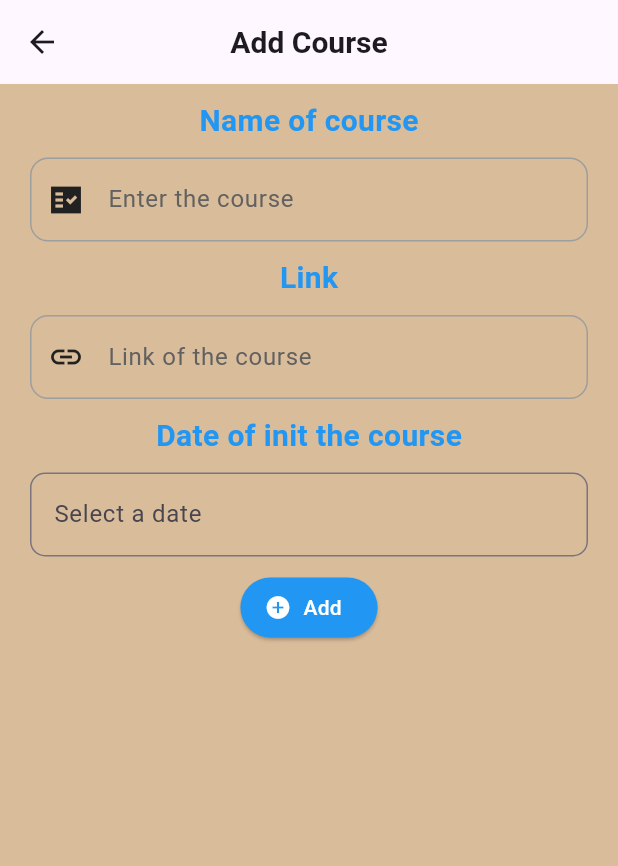
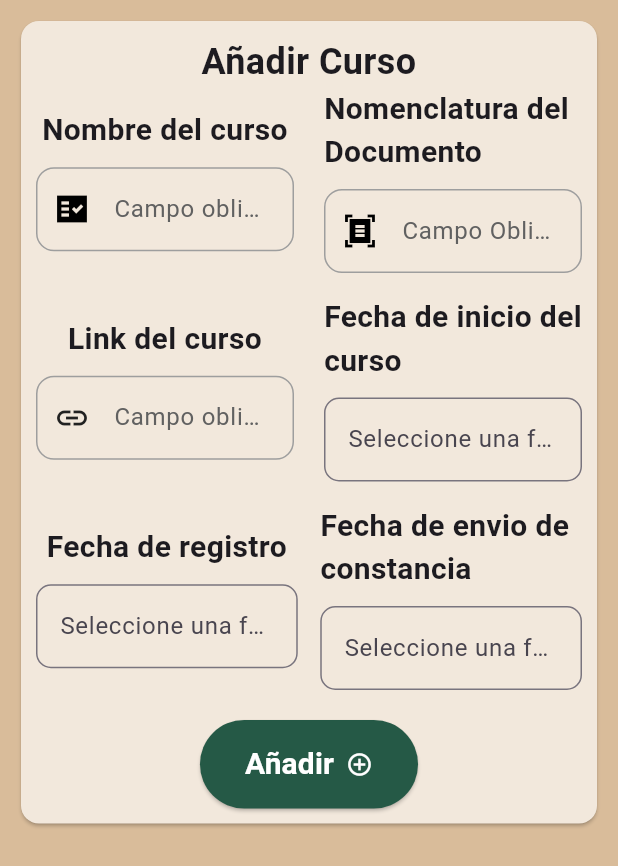
Before and after one commit to F-AntonioRC/AppFirebaseFlutterDemo, a Flutter app: the Courses widget shown alone on an empty page, opened directly, on a phone screen of 412 x 824 dp. Shown: the top 866 px of the screen. Run offline on Flutter 3.47's test engine with Material 3 defaults, Android fonts, the light colour scheme and no system bars; our stand-ins replace bloc, cloud_firestore, equatable, firebase_auth, firebase_core, flutter_bloc and 1 more; missing offline and left inert: passwordfield; accounts and stored records are empty.

Commit message:
changes of UI - add local dropdwon

```diff
--- a/lib/bloc/drawer_state.dart
+++ b/lib/bloc/drawer_state.dart
@@ -2,6 +2,7 @@ import 'package:equatable/equatable.dart';
 
 enum NavItem {
   homeView,
+  employeeView,
   courseView,
   emailView,
   documentView
--- a/lib/components/custom_snackbar.dart
+++ b/lib/components/custom_snackbar.dart
@@ -2,9 +2,9 @@ import 'package:flutter/material.dart';
 
 void showCustomSnackBar(BuildContext context, String message) {
   final snackBar = SnackBar(
-    content: Text(message, style: const TextStyle(color: Colors.white, fontWeight: FontWeight.bold),),
+    content: Text(message, style: const TextStyle(fontSize: 20, color: Colors.white, fontWeight: FontWeight.bold),),
     duration: const Duration(milliseconds: 2000),
-    width: 350,
+    width: 700,
     backgroundColor: Colors.grey[800],
     padding: const EdgeInsets.symmetric(horizontal: 8.0),
     behavior: SnackBarBehavior.floating,
--- a/lib/components/date_textflied.dart
+++ b/lib/components/date_textflied.dart
@@ -32,7 +32,7 @@ class _DateTextFieldState extends State<DateTextField> {
     return TextField(
       controller: widget.controller,  // Usa el controlador pasado
       decoration: InputDecoration(
-        hintText: 'Select a date',
+        hintText: 'Seleccione una fecha',
         border: OutlineInputBorder(
           borderRadius: BorderRadius.circular(10.0),
         ),
--- a/lib/pages/courses.dart
+++ b/lib/pages/courses.dart
@@ -2,7 +2,9 @@ import 'package:flutter/material.dart';
 import 'package:random_string/random_string.dart';
 import 'package:testwithfirebase/components/custom_snackbar.dart';
 import 'package:testwithfirebase/components/date_textflied.dart';
+import 'package:testwithfirebase/components/my_button.dart';
 import 'package:testwithfirebase/components/my_textfileld.dart';
+import 'package:testwithfirebase/dataConst/constand.dart';
 import 'package:testwithfirebase/service/database_courses.dart';
 
 class Courses extends StatefulWidget {
@@ -14,83 +16,159 @@ class Courses extends StatefulWidget {
 
 class _CoursesState extends State<Courses> {
   TextEditingController nameCourseController = new TextEditingController();
+  TextEditingController nomenclaturaController = new TextEditingController();
   TextEditingController linkCourseController = new TextEditingController();
   TextEditingController dateController = new TextEditingController();
+  TextEditingController registroController = new TextEditingController();
+  TextEditingController envioConstanciaController = new TextEditingController();
 
   @override
   Widget build(BuildContext context) {
-    return Expanded(
-        child: Scaffold(
-      appBar: AppBar(
-        centerTitle: true,
-        title: const Text(
-          "Add Course",
-          style: TextStyle(fontSize: 20.0, fontWeight: FontWeight.bold),
-        ),
-      ),
-      body: Container(
-        margin: const EdgeInsets.only(left: 20.0, top: 10.0, right: 20.0),
+    return Container(
+        margin: const EdgeInsets.all(10.0),
+        child: Card(
+          color: ligth,
+          child: Padding(
+            padding: const EdgeInsets.all(10.0),
+            child: SingleChildScrollView(
               child: Column(
                 children: [
+                  const Text("Añadir Curso", style: TextStyle(fontSize: 24, fontWeight: FontWeight.bold), textAlign: TextAlign.center,),
+                  Row(
+                    children: [
+                      Expanded(child: Column(
+                        children: [
                           const Text(
-              "Name of course",
-              textAlign: TextAlign.start,
+                            "Nombre del curso",
+                            textAlign: TextAlign.center,
                             style: TextStyle(
-                  color: Colors.blue,
-                  fontSize: 20.0,
-                  fontWeight: FontWeight.bold),
+                                fontSize: 20.0, fontWeight: FontWeight.bold),
                           ),
                           const SizedBox(height: 10.0),
                           MyTextfileld(
-                hindText: "Enter the course",
-                icon: const Icon(Icons.fact_check_sharp),
+                              hindText: "Campo obligatorio*",
+                              icon: const Icon(
+                                Icons.fact_check_sharp,
+                                color: Colors.black,
+                              ),
                               controller: nameCourseController,
                               obsecureText: false,
                               keyboardType: TextInputType.text),
-            const SizedBox(height: 10.0),
-            const Text("Link",  textAlign: TextAlign.start,
+                        ],
+                      )),
+                      const SizedBox(width: 20.0),
+                      Expanded(child: Column(
+                        children: [
+                          const Text(
+                            "Nomenclatura del Documento",
+                            textAlign: TextAlign.start,
                             style: TextStyle(
-                  color: Colors.blue,
-                  fontSize: 20.0,
-                  fontWeight: FontWeight.bold),),
+                                fontSize: 20.0, fontWeight: FontWeight.bold),
+                          ),
                           const SizedBox(height: 10.0),
                           MyTextfileld(
-                hindText: "Link of the course",
+                              hindText: "Campo Obligatorio*",
+                              icon: const Icon(Icons.document_scanner_sharp,
+                                  color: Colors.black),
+                              controller: nomenclaturaController,
+                              obsecureText: false,
+                              keyboardType: TextInputType.text)
+                        ],
+                      )),
+                    ],
+                  ),
+                  const SizedBox(height: 15.0),
+                  Row(
+                    children: [
+                      Expanded(child: Column(
+                        children: [
+                          const Text(
+                            "Link del curso",
+                            textAlign: TextAlign.center,
+                            style: TextStyle(
+                                fontSize: 20.0, fontWeight: FontWeight.bold),
+                          ),
+                          const SizedBox(height: 10.0),
+                          MyTextfileld(
+                              hindText: "Campo obligatorio*",
                               icon: const Icon(Icons.link),
                               controller: linkCourseController,
                               obsecureText: false,
                               keyboardType: TextInputType.url),
-            const SizedBox(height: 10.0),
-            const Text("Date of init the course",  textAlign: TextAlign.start,
+                        ],
+                      )),
+                      const SizedBox(width: 20.0),
+                      Expanded(child: Column(
+                        children: [
+                          const Text(
+                            "Fecha de inicio del curso",
+                            textAlign: TextAlign.start,
                             style: TextStyle(
-                  color: Colors.blue,
-                  fontSize: 20.0,
-                  fontWeight: FontWeight.bold),),
+                                fontSize: 20.0, fontWeight: FontWeight.bold),
+                          ),
                           const SizedBox(height: 10.0),
                           DateTextField(controller: dateController),
+                        ],
+                      )),
+                    ],
+                  ),
+                  const SizedBox(height: 15.0),
+                  Row(
+                    children: [
+                      Expanded(child: Column(
+                        children: [
+                          const Text(
+                            "Fecha de registro",
+                            textAlign: TextAlign.center,
+                            style: TextStyle(
+                                fontSize: 20.0, fontWeight: FontWeight.bold),
+                          ),
                           const SizedBox(height: 10.0),
+                          DateTextField(controller: registroController)
+                        ],
+                      )),
+                      const SizedBox(width: 15.0),
+                      Expanded(child: Column(
+                        children: [
+                          const Text(
+                            "Fecha de envio de constancia",
+                            textAlign: TextAlign.start,
+                            style: TextStyle(
+                                fontSize: 20.0, fontWeight: FontWeight.bold),
+                          ),
+                          const SizedBox(height: 10.0),
+                          DateTextField(controller: envioConstanciaController),
+                        ],
+                      ),)
+                    ],
+                  ),
+                  const SizedBox(height: 20.0),
                   Center(
-              child: ElevatedButton.icon(
-                style: ElevatedButton.styleFrom(backgroundColor: Colors.blue),
-                  icon: const Icon(Icons.add_circle, color: Colors.white),
-                  iconAlignment: IconAlignment.start,
+                      child: MyButton(
+                        text: 'Añadir',
+                        icon: const Icon(Icons.add_circle_outline),
                         onPressed: () async {
                           try {
                             String id = randomAlphaNumeric(3);
                             Map<String, dynamic> courseInfoMap = {
-                    "Id" : id,
+                              "Id": id,
                               "NameCourse": nameCourseController.text,
                               "LinkCourse": linkCourseController.text,
-                    "DateCourse": dateController.text
+                              "FechaInicioCurso": dateController.text,
+                              "Fecharegistro": registroController.text,
+                              "FechaenvioConstancia": envioConstanciaController.text
                             };
                             await MethodsCourses().addCourse(courseInfoMap, id);
-                  showCustomSnackBar(context, "Course added :D");
+                            showCustomSnackBar(
+                                context, "Curso añadido correctamente :D");
+
                           } catch (e) {
                             showCustomSnackBar(context, "Error: $e");
                           }
-                  }, label: const Text("Add", style: TextStyle(color: Colors.white),),),
-            )
+                        },
+                      )),
                 ],
+              ),
             ),
           ),
         ));
```
Also changed, not shown: lib/components/drawer_widget.dart (+9 -3 lines), lib/components/dropdown_list.dart (added, +47 -0 lines), lib/pages/empoyee.dart (+9 -8 lines), lib/pages/home_page.dart (+6 -1 lines), lib/pages/screen_cursos.dart (added, +29 -0 lines). Lines whose indentation alone changed are shown as unchanged.
